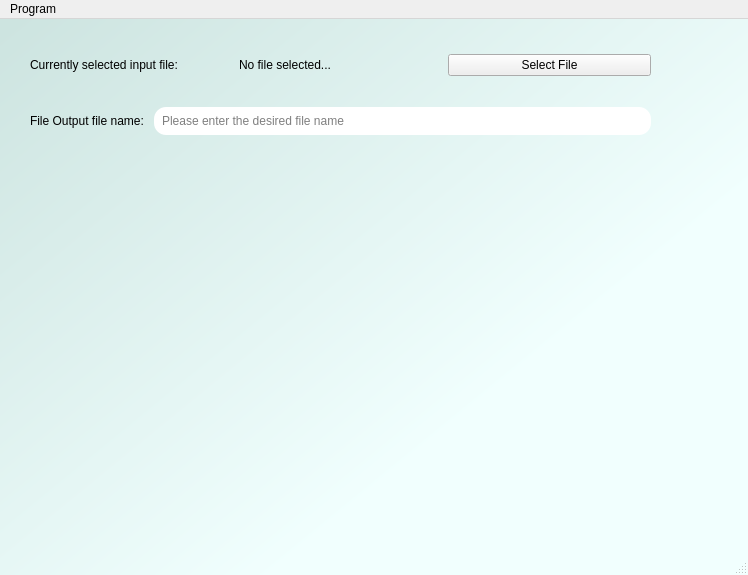
Before: the Qt Designer form Testing-GUI.ui in mocrsteel/Qt-testing, drawn with Qt 5.
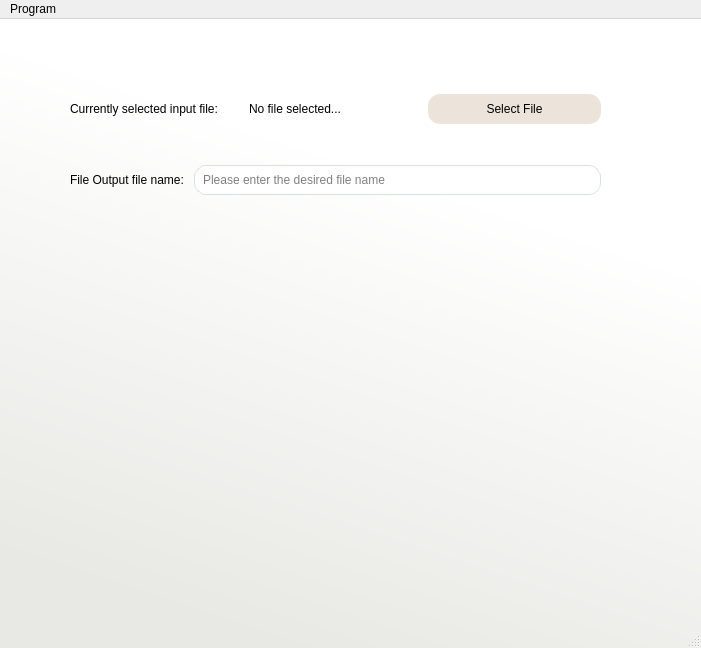
After: the same form once the commit is applied.

Commit message: Python 3.10 -> 3.9 in Pipfile & continued work on UI

What changed in the file:
```diff
--- a/Testing-GUI.ui
+++ b/Testing-GUI.ui
@@ -6,8 +6,8 @@
    <rect>
     <x>0</x>
     <y>0</y>
-    <width>748</width>
-    <height>575</height>
+    <width>701</width>
+    <height>648</height>
    </rect>
   </property>
   <property name="windowTitle">
@@ -18,24 +18,44 @@
   </property>
   <property name="styleSheet">
    <string notr="true">QMainWindow {
-	background-color: qlineargradient(spread:pad, x1:0.00537634, y1:0.0511364, x2:0.67157, y2:0.675682, stop:0 rgba(205, 228, 224, 255), stop:1 rgba(241, 255, 254, 255));
-	border-radius: 25px;
+	background-color: qlineargradient(spread:pad, x1:0.405, y1:1, x2:0.657553, y2:0.297, stop:0 rgba(232, 232, 228, 255), stop:1 rgba(255, 255, 255, 255));
+	border-radius: 50px;
 }
 
-
 QLineEdit {
+	border: 1px solid rgb(216, 226, 220);
+		border-radius: 12px;	
+		padding: 6px;
+
+}
+
+QLineEdit:hover {
+	border-color: #95B1A0;
+	box-shadow: 0 0 10px #95B1A0;
+}
+QLineEdit:focus {
+	border-color: #95B1A0;
+	box-shadow: 0 0 10px #95B1A0;
+}
+
+QPushButton {
+	background-color: #ECE4DB;
 	border-radius: 12px;
-	padding: 6px;
+	padding: 8px;
+}
+
+QPushButton:hover {
+	background-color: #E3D7CA;
 }</string>
   </property>
   <widget class="QWidget" name="centralwidget">
    <widget class="QWidget" name="verticalLayoutWidget">
     <property name="geometry">
      <rect>
-      <x>30</x>
-      <y>10</y>
-      <width>621</width>
-      <height>131</height>
+      <x>70</x>
+      <y>40</y>
+      <width>531</width>
+      <height>171</height>
      </rect>
     </property>
     <layout class="QVBoxLayout" name="verticalLayout">
@@ -90,7 +110,7 @@
     <rect>
      <x>0</x>
      <y>0</y>
-     <width>748</width>
+     <width>701</width>
      <height>21</height>
     </rect>
    </property>
```
The commit also changes 1 other file.
